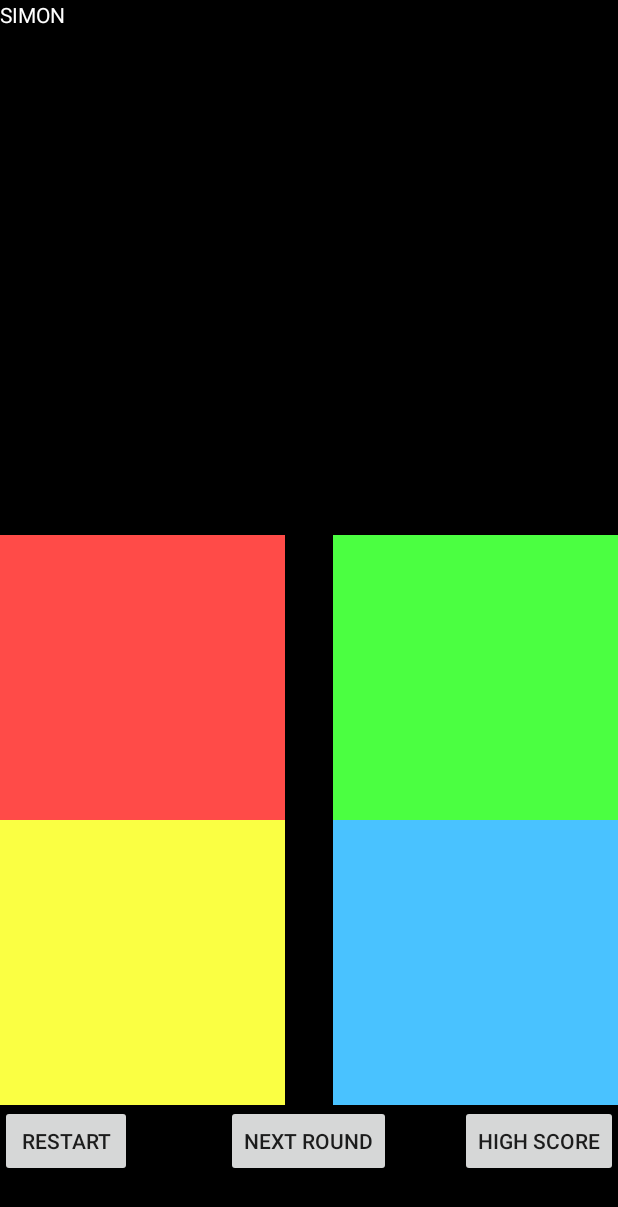
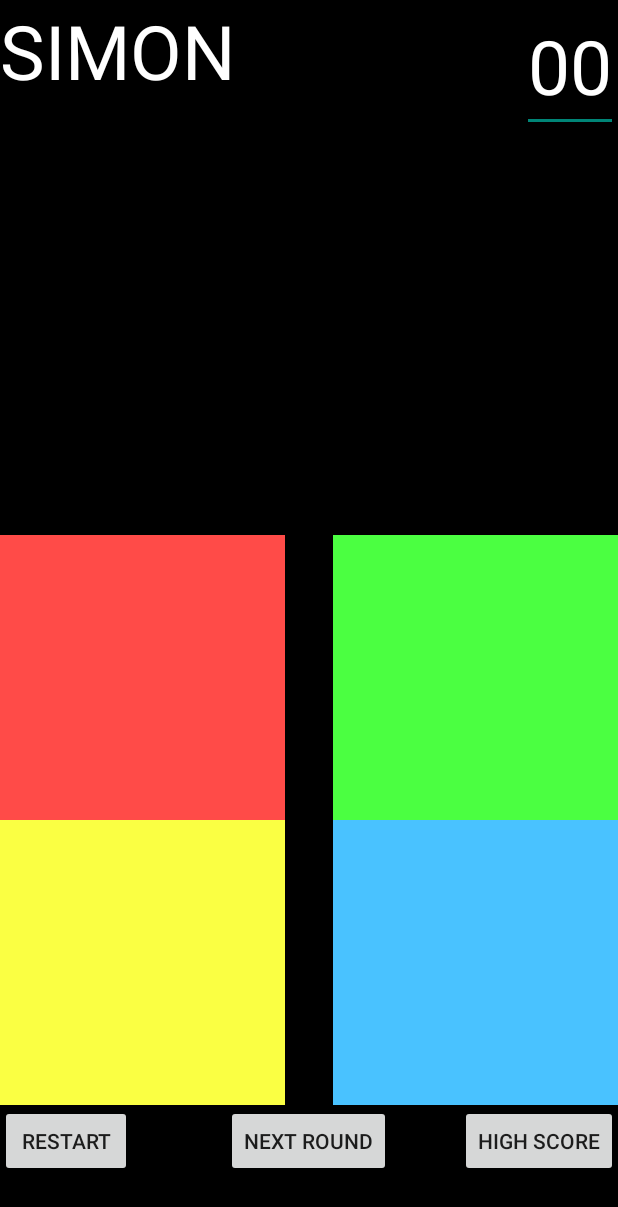
Before and after one commit to instntpudn/SIMON3, an Android app: the layout gameboard.xml on its own in the app's theme, with its tools: preview values and no code run, on a phone screen of 412 x 824 dp. Shown: the top 1207 px of the screen. Run offline under Robolectric (Android 15) with nearby library versions, the phone set to English and light mode, and no system bars.

Commit message:
counter added

```diff
--- a/app/src/main/res/layout/gameboard.xml
+++ b/app/src/main/res/layout/gameboard.xml
@@ -5,7 +5,10 @@
 
     <TextView android:layout_width="wrap_content" android:layout_height="wrap_content"
         android:text="SIMON" android:id="@+id/textView" android:textColor="#ffffff"
-        android:textAlignment="center" />
+        android:textAlignment="center"
+        android:textSize="50dp"
+        android:layout_alignParentTop="true"
+        android:layout_alignParentStart="true" />
     <Button
         android:layout_width="190sp"
         android:layout_height="190sp"
@@ -60,4 +63,14 @@
         android:id="@+id/highscore"
         android:layout_alignBottom="@+id/nxtrnd"
         android:layout_alignEnd="@+id/btn4" />
+
+    <EditText
+        android:layout_width="wrap_content"
+        android:layout_height="wrap_content"
+        android:id="@+id/counter"
+        android:layout_alignParentTop="true"
+        android:layout_alignParentEnd="true"
+        android:text="00"
+        android:textColor="#ffffffff"
+        android:textSize="50dp" />
 </RelativeLayout>
```
